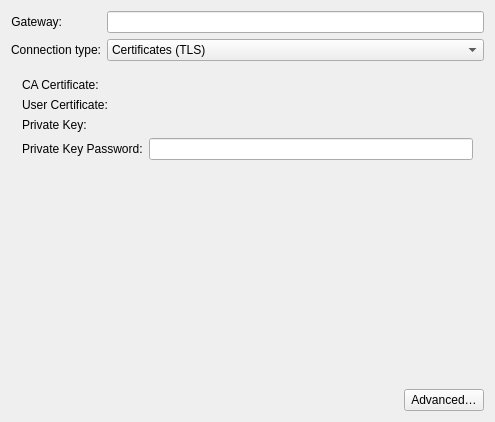
KDE/plasma-nm, file vpn/openvpn/openvpn.ui: the form before one commit.
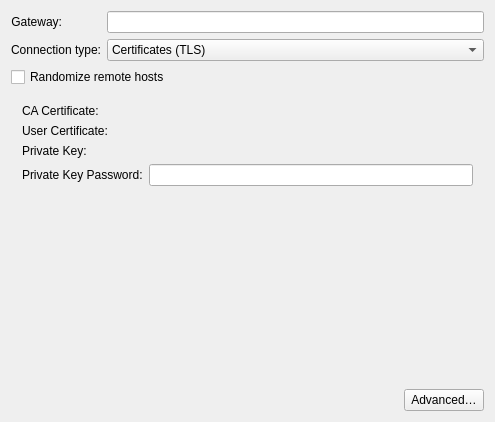
The form after the commit. Custom widgets are drawn as their Qt base class.

Commit message: openvpn: handle remote hostnames

```diff
--- a/vpn/openvpn/openvpn.ui
+++ b/vpn/openvpn/openvpn.ui
@@ -89,6 +89,16 @@
        </item>
       </widget>
      </item>
+    <item row="2" column="0" colspan="2">
+     <widget class="QCheckBox" name="chkRandRemHostname">
+      <property name="toolTip">
+       <string>Add a random string to remote hostnames to randomize DNS responses.</string>
+      </property>
+      <property name="text">
+       <string>Randomize remote hosts</string>
+      </property>
+     </widget>
+    </item>
     </layout>
    </item>
    <item>
```
Left out of the diff: 1 changed line with no effect on the pictures. Lines whose indentation alone changed are shown as unchanged. The commit also changes 2 other files.
